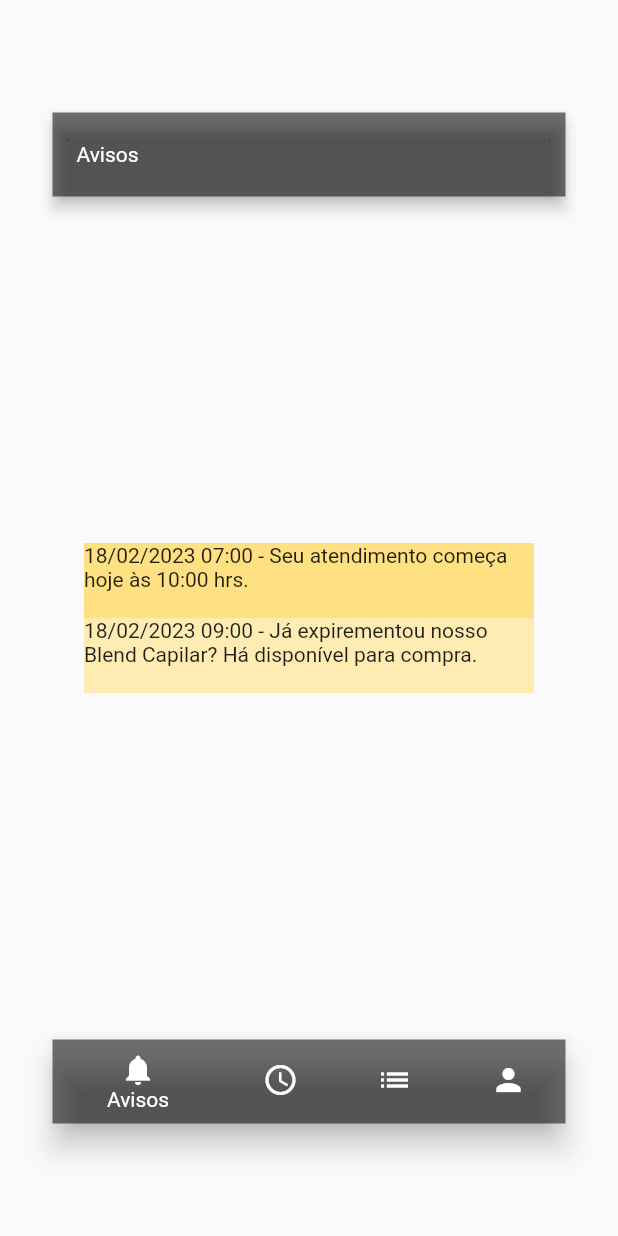
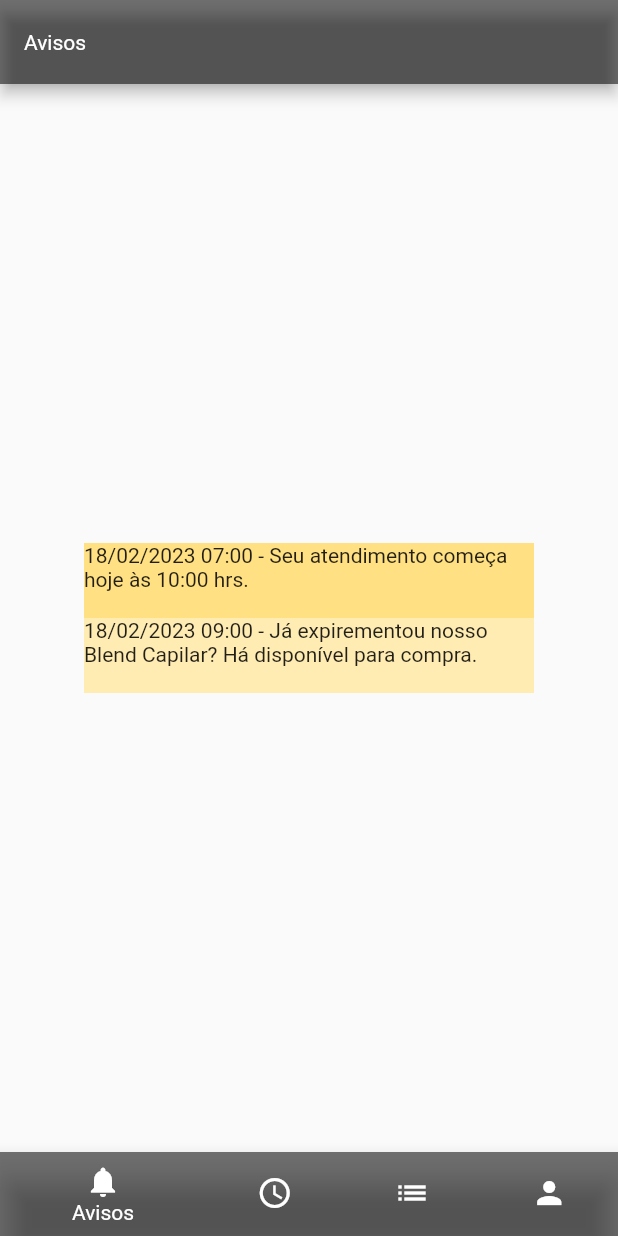
Before and after one commit to KevynSantos/barber_shop_freestyle, a Flutter app: the MyHomePage screen opened directly, on a phone screen of 412 x 824 dp. Run offline on Flutter 3.47's test engine with Material 2 defaults, Android fonts, the phone set to English and light mode, and no system bars; our stand-ins replace camera, flutter_bloc, flutter_secure_storage, mask_text_input_formatter; accounts and stored records are empty.

Commit message:
Alinhando NavigationBar e AppBar na tela home

```diff
--- a/lib/pages/Home.dart
+++ b/lib/pages/Home.dart
@@ -59,7 +59,7 @@
             // horizontal).
             mainAxisAlignment: MainAxisAlignment.center,
             children: [
-                        Container(child: NavigationBarCustom(),height: MediaQuery.of(context).size.height - 150,width: MediaQuery.of(context).size.width - 70),
+                        Container(child: NavigationBarCustom(),height: MediaQuery.of(context).size.height,width: MediaQuery.of(context).size.width),
                       ],
           ),
         )
```
